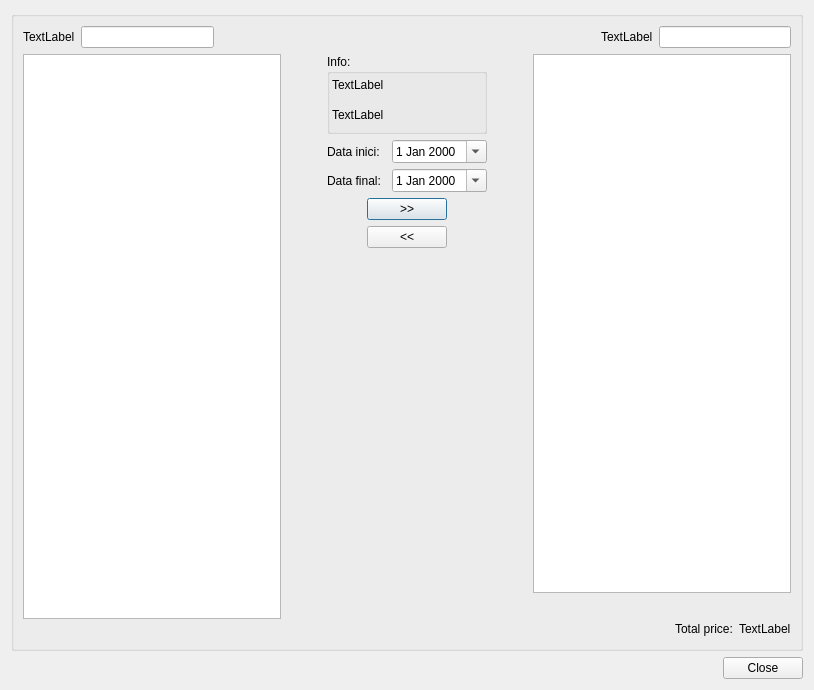
First picture: the form in ui/month_selector.ui, repository bgeo-gis/treemanage_qgis_pluggin, before the edit.
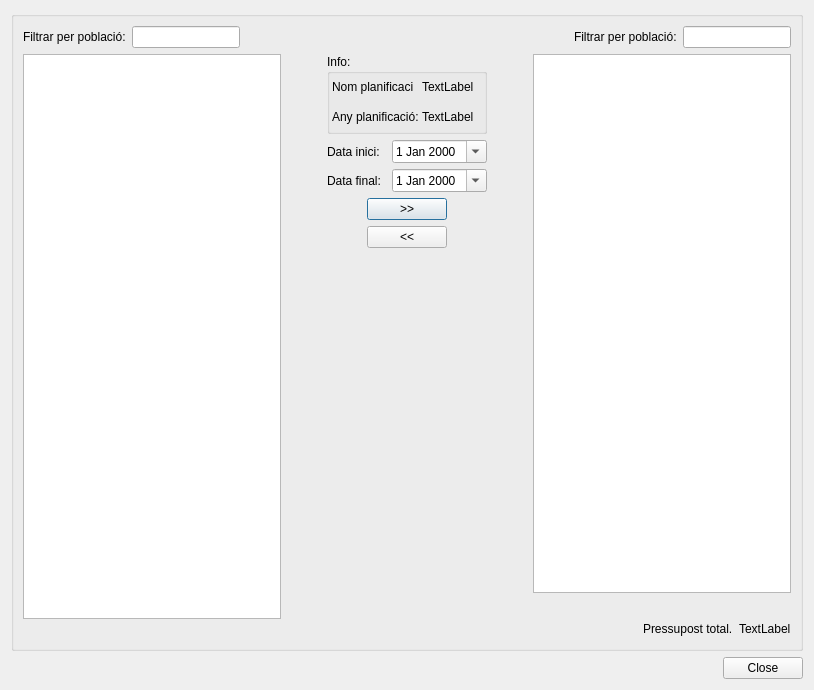
Second picture: the form after the edit.

What changed in the file:
```diff
--- a/ui/month_selector.ui
+++ b/ui/month_selector.ui
@@ -38,7 +38,7 @@
             <item>
              <widget class="QLabel" name="label">
               <property name="text">
-               <string>TextLabel</string>
+               <string>Filtrar per població:</string>
               </property>
              </widget>
             </item>
@@ -78,7 +78,7 @@
             <item>
              <widget class="QLabel" name="label_2">
               <property name="text">
-               <string>TextLabel</string>
+               <string>Filtrar per població:</string>
               </property>
              </widget>
             </item>
@@ -160,10 +160,10 @@
                     <widget class="QLabel" name="lbl_plan_code">
                      <property name="geometry">
                       <rect>
-                       <x>5</x>
-                       <y>15</y>
-                       <width>111</width>
-                       <height>31</height>
+                       <x>95</x>
+                       <y>25</y>
+                       <width>56</width>
+                       <height>16</height>
                       </rect>
                      </property>
                      <property name="text">
@@ -173,16 +173,42 @@
                     <widget class="QLabel" name="lbl_year">
                      <property name="geometry">
                       <rect>
-                       <x>5</x>
-                       <y>45</y>
-                       <width>111</width>
-                       <height>31</height>
+                       <x>95</x>
+                       <y>55</y>
+                       <width>56</width>
+                       <height>16</height>
                       </rect>
                      </property>
                      <property name="text">
                       <string>TextLabel</string>
                      </property>
                     </widget>
+                    <widget class="QLabel" name="label_6">
+                     <property name="geometry">
+                      <rect>
+                       <x>5</x>
+                       <y>25</y>
+                       <width>81</width>
+                       <height>16</height>
+                      </rect>
+                     </property>
+                     <property name="text">
+                      <string>Nom planificació:</string>
+                     </property>
+                    </widget>
+                    <widget class="QLabel" name="label_7">
+                     <property name="geometry">
+                      <rect>
+                       <x>5</x>
+                       <y>55</y>
+                       <width>86</width>
+                       <height>16</height>
+                      </rect>
+                     </property>
+                     <property name="text">
+                      <string>Any planificació:</string>
+                     </property>
+                    </widget>
                    </widget>
                   </item>
                  </layout>
@@ -312,7 +338,7 @@
               <item>
                <widget class="QLabel" name="label_3">
                 <property name="text">
-                 <string>Total price:</string>
+                 <string>Pressupost total.</string>
                 </property>
                </widget>
               </item>
```
